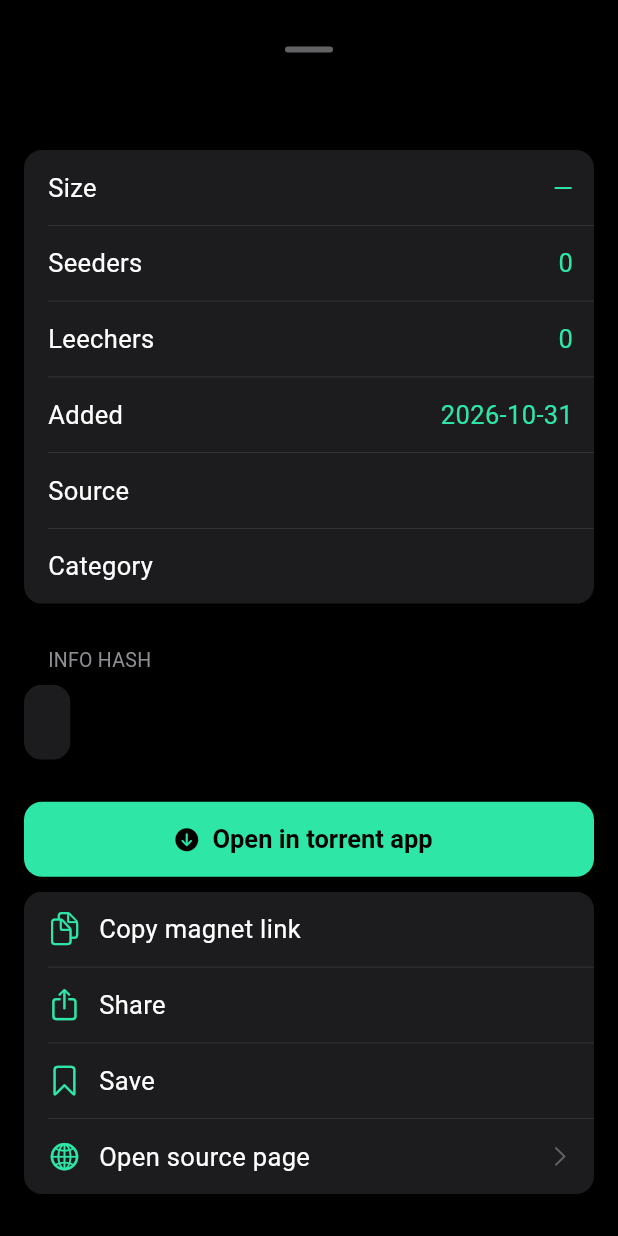
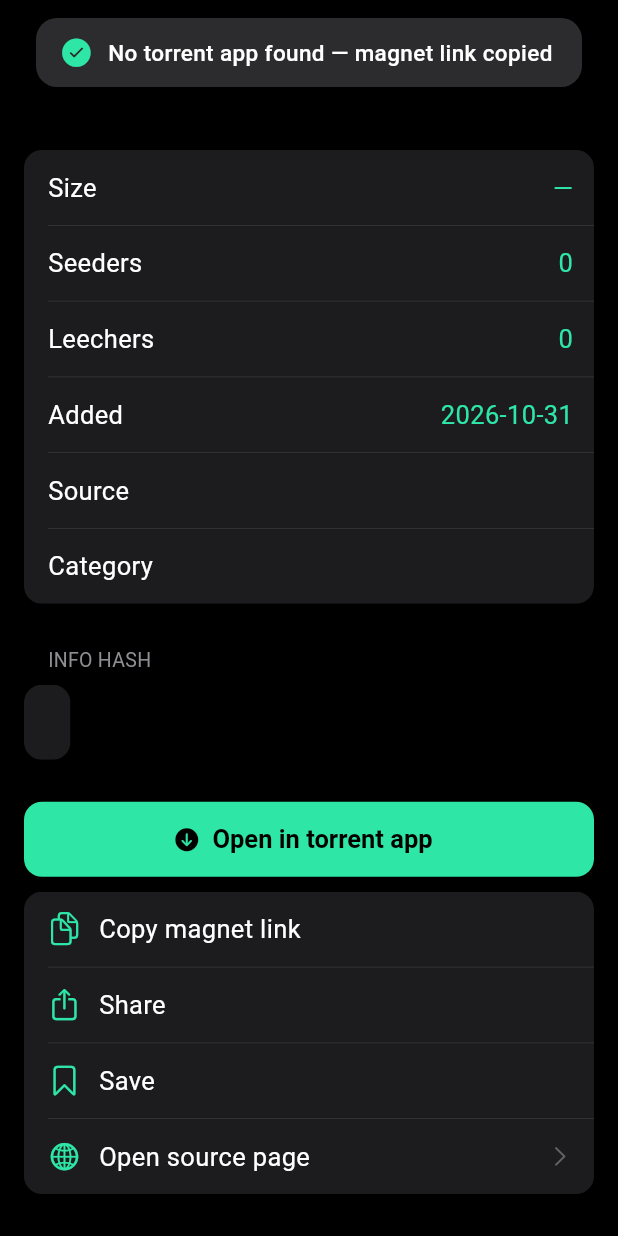
Before and after one commit to gillsaab786/torrent-search-engine-ipa, a Flutter app: what showResultSheet() shows on an empty page, opened directly with empty values, after a tap on "Open in torrent app", on a phone screen of 412 x 824 dp. Run offline on Flutter 3.47's test engine with Material 3 defaults, Android fonts, the phone set to English and light mode, and no system bars; our stand-ins replace share_plus, shared_preferences, speech_to_text; missing offline and left inert: flutter_inappwebview; accounts and stored records are empty.

Commit message:
Fix icon font (question marks), on-top copy toast, reliable Share, swipe between categories, swipe to delete a recent search
Co-Authored-By: Claude Opus 5.5 <noreply@anthropic.com>
Claude-Session: https://claude.ai/code/session_019mnvepkTtUqRfZV17Gsisd

```diff
--- a/lib/widgets/result_tile.dart
+++ b/lib/widgets/result_tile.dart
@@ -8,6 +8,7 @@ import '../appearance.dart';
 import '../main.dart';
 import '../models.dart';
 import 'ios.dart';
+import 'toast.dart';
 
 /// Flat list row: bold name, grey details line, chevron.
 class ResultTile extends StatelessWidget {
@@ -63,10 +64,17 @@ class ResultTile extends StatelessWidget {
   }
 }
 
-void _toast(BuildContext context, String msg) {
-  ScaffoldMessenger.of(context)
-    ..hideCurrentSnackBar()
-    ..showSnackBar(SnackBar(content: Text(msg)));
+Future<void> _share(BuildContext context, String magnet, String subject) async {
+  final box = context.findRenderObject() as RenderBox?;
+  final origin = box != null && box.hasSize
+      ? box.localToGlobal(Offset.zero) & box.size
+      : const Rect.fromLTWH(0, 0, 1, 1);
+  try {
+    await Share.share(magnet, subject: subject, sharePositionOrigin: origin);
+  } catch (_) {
+    await Clipboard.setData(ClipboardData(text: magnet));
+    if (context.mounted) showToast(context, "Couldn't open Share — magnet link copied instead");
+  }
 }
 
 Future<void> showResultSheet(BuildContext context, TorrentResult r) {
@@ -120,7 +128,7 @@ Future<void> showResultSheet(BuildContext context, TorrentResult r) {
                       } catch (_) {}
                       if (!ok && ctx.mounted) {
                         await Clipboard.setData(ClipboardData(text: magnet));
-                        if (ctx.mounted) _toast(ctx, 'No torrent app found — magnet link copied');
+                        if (ctx.mounted) showToast(ctx, 'No torrent app found — magnet link copied');
                       }
                     },
                   ),
@@ -131,19 +139,25 @@ Future<void> showResultSheet(BuildContext context, TorrentResult r) {
                     leading: Icon(CupertinoIcons.doc_on_doc, color: accent, size: 22),
                     onTap: () async {
                       await Clipboard.setData(ClipboardData(text: magnet));
-                      if (ctx.mounted) _toast(ctx, 'Magnet link copied');
+                      if (ctx.mounted) showToast(ctx, 'Magnet link copied');
                     },
                   ),
-                  IosRow(
-                    title: 'Share',
-                    leading: Icon(CupertinoIcons.share, color: accent, size: 22),
-                    onTap: () => Share.share(magnet, subject: r.name),
+                  Builder(
+                    builder: (rowCtx) => IosRow(
+                      title: 'Share',
+                      leading: Icon(CupertinoIcons.share, color: accent, size: 22),
+                      onTap: () => _share(rowCtx, magnet, r.name),
+                    ),
                   ),
                   IosRow(
                     title: fav ? 'Remove from Saved' : 'Save',
                     leading: Icon(fav ? CupertinoIcons.bookmark_fill : CupertinoIcons.bookmark,
                         color: accent, size: 22),
-                    onTap: () => store.toggleFavourite(r),
+                    onTap: () {
+                      store.toggleFavourite(r);
+                      showToast(ctx, fav ? 'Removed from Saved' : 'Saved',
+                          icon: fav ? CupertinoIcons.bookmark : CupertinoIcons.bookmark_fill);
+                    },
                   ),
                   if (r.pageUrl != null)
                     IosRow(
--- /dev/null
+++ b/lib/widgets/toast.dart
@@ -0,0 +1,63 @@
+import 'dart:async';
+
+import 'package:flutter/cupertino.dart';
+import 'package:flutter/material.dart';
+import 'package:flutter/services.dart';
+
+import '../appearance.dart';
+
+OverlayEntry? _current;
+Timer? _timer;
+
+/// Short message shown above everything, including bottom sheets.
+void showToast(BuildContext context, String message, {IconData icon = CupertinoIcons.checkmark_alt_circle_fill}) {
+  HapticFeedback.lightImpact();
+  final overlay = Overlay.of(context, rootOverlay: true);
+  final accent = Theme.of(context).colorScheme.primary;
+  _timer?.cancel();
+  _current?.remove();
+  final entry = OverlayEntry(
+    builder: (_) => Positioned(
+      left: 24,
+      right: 24,
+      top: MediaQuery.of(context).padding.top + 12,
+      child: IgnorePointer(
+        child: TweenAnimationBuilder<double>(
+          tween: Tween(begin: 0, end: 1),
+          duration: const Duration(milliseconds: 180),
+          builder: (_, t, child) => Opacity(
+            opacity: t,
+            child: Transform.translate(offset: Offset(0, -12 * (1 - t)), child: child),
+          ),
+          child: Material(
+            color: Colors.transparent,
+            child: Container(
+              padding: const EdgeInsets.symmetric(horizontal: 16, vertical: 12),
+              decoration: BoxDecoration(
+                color: Ios.fill,
+                borderRadius: BorderRadius.circular(14),
+                boxShadow: const [BoxShadow(color: Colors.black54, blurRadius: 16)],
+              ),
+              child: Row(mainAxisSize: MainAxisSize.min, children: [
+                Icon(icon, color: accent, size: 22),
+                const SizedBox(width: 10),
+                Flexible(
+                  child: Text(message,
+                      style: const TextStyle(color: Colors.white, fontSize: 15, fontWeight: FontWeight.w500)),
+                ),
+              ]),
+            ),
+          ),
+        ),
+      ),
+    ),
+  );
+  _current = entry;
+  overlay.insert(entry);
+  _timer = Timer(const Duration(milliseconds: 1800), () {
+    if (_current == entry) {
+      entry.remove();
+      _current = null;
+    }
+  });
+}
--- a/pubspec.yaml
+++ b/pubspec.yaml
@@ -9,6 +9,7 @@ environment:
 dependencies:
   flutter:
     sdk: flutter
+  cupertino_icons: ^1.0.8
   http: ^1.2.2
   xml: ^6.5.0
   url_launcher: ^6.3.0
```
Also changed, not shown: lib/screens/search_screen.dart (+36 -2 lines), lib/widgets/ios.dart (+35 -10 lines).
